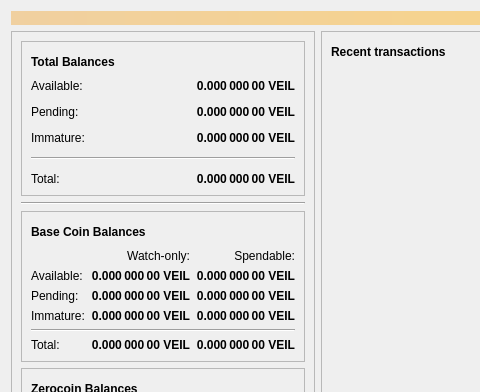
Before: the Qt Designer form src/qt/forms/overviewpage.ui in Veil-Project/veil, drawn with Qt 5; both pictures show x 0 to 480 and y 0 to 392 of the 630 by 1188 pixel window.
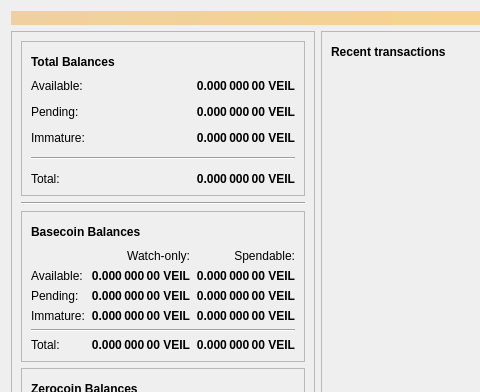
After: the same form once the commit is applied. Icons and pictures are not drawn.

```diff
--- a/src/qt/forms/overviewpage.ui
+++ b/src/qt/forms/overviewpage.ui
@@ -296,7 +296,7 @@
                    </font>
                   </property>
                   <property name="text">
-                   <string>Base Coin Balances</string>
+                   <string>Basecoin Balances</string>
                   </property>
                  </widget>
                 </item>
```
